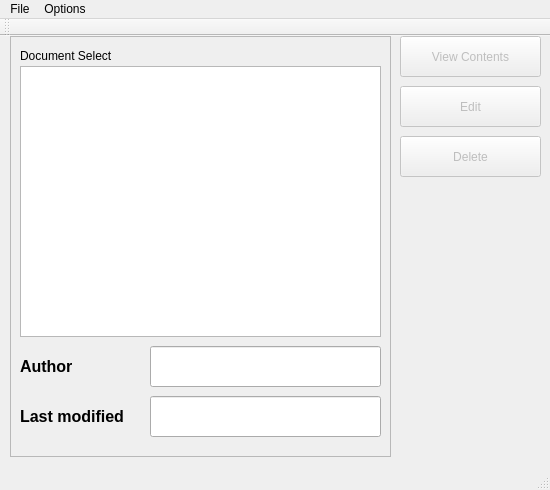
The window that native-client/mainwindow.ui (RafalDziegiel13k4/tech-int-project) describes before a commit, drawn with Qt 5.
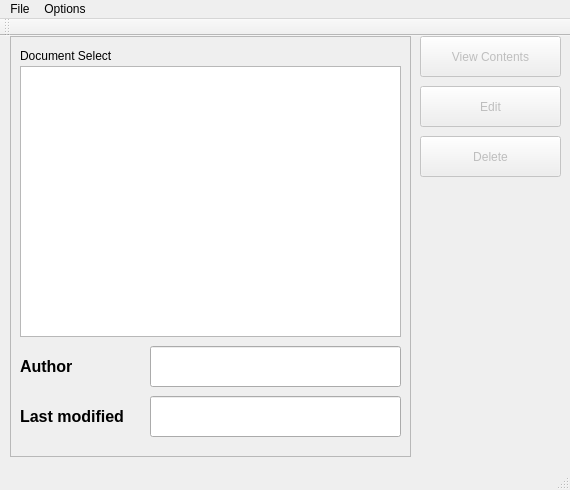
The same window after the commit.

Commit message: UI changes for new longer date format

The edit to the form file:
```diff
--- a/native-client/mainwindow.ui
+++ b/native-client/mainwindow.ui
@@ -6,7 +6,7 @@
    <rect>
     <x>0</x>
     <y>0</y>
-    <width>550</width>
+    <width>570</width>
     <height>490</height>
    </rect>
   </property>
@@ -18,13 +18,13 @@
   </property>
   <property name="minimumSize">
    <size>
-    <width>550</width>
+    <width>570</width>
     <height>490</height>
    </size>
   </property>
   <property name="maximumSize">
    <size>
-    <width>550</width>
+    <width>570</width>
     <height>490</height>
    </size>
   </property>
@@ -37,7 +37,7 @@
      <rect>
       <x>10</x>
       <y>0</y>
-      <width>381</width>
+      <width>401</width>
       <height>421</height>
      </rect>
     </property>
@@ -52,7 +52,7 @@
       <rect>
        <x>10</x>
        <y>30</y>
-       <width>361</width>
+       <width>381</width>
        <height>271</height>
       </rect>
      </property>
@@ -118,13 +118,16 @@
       <rect>
        <x>140</x>
        <y>310</y>
-       <width>231</width>
+       <width>251</width>
        <height>41</height>
       </rect>
      </property>
      <property name="focusPolicy">
       <enum>Qt::NoFocus</enum>
      </property>
+     <property name="alignment">
+      <set>Qt::AlignCenter</set>
+     </property>
      <property name="readOnly">
       <bool>true</bool>
      </property>
@@ -134,13 +137,16 @@
       <rect>
        <x>140</x>
        <y>360</y>
-       <width>231</width>
+       <width>251</width>
        <height>41</height>
       </rect>
      </property>
      <property name="focusPolicy">
       <enum>Qt::NoFocus</enum>
      </property>
+     <property name="alignment">
+      <set>Qt::AlignCenter</set>
+     </property>
      <property name="readOnly">
       <bool>true</bool>
      </property>
@@ -152,7 +158,7 @@
     </property>
     <property name="geometry">
      <rect>
-      <x>400</x>
+      <x>420</x>
       <y>0</y>
       <width>141</width>
       <height>41</height>
@@ -171,7 +177,7 @@
     </property>
     <property name="geometry">
      <rect>
-      <x>400</x>
+      <x>420</x>
       <y>50</y>
       <width>141</width>
       <height>41</height>
@@ -190,7 +196,7 @@
     </property>
     <property name="geometry">
      <rect>
-      <x>400</x>
+      <x>420</x>
       <y>100</y>
       <width>141</width>
       <height>41</height>
@@ -209,7 +215,7 @@
     <rect>
      <x>0</x>
      <y>0</y>
-     <width>550</width>
+     <width>570</width>
      <height>28</height>
     </rect>
    </property>
```
